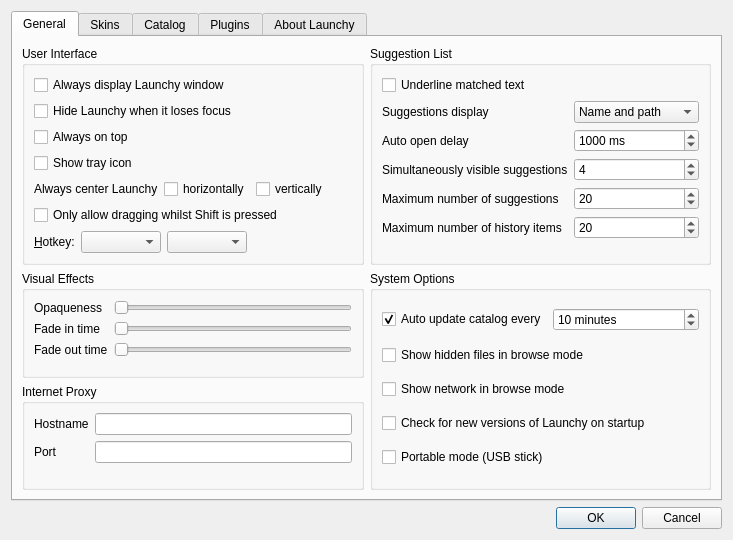
samsonwang/LaunchyQt, file src/options.ui: the form before one commit.
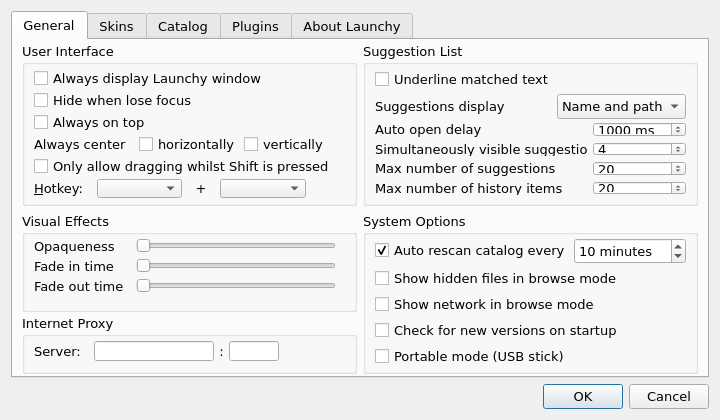
The form after the commit. The open tabs and pages were chosen to show the change. Icons and pictures are not drawn. Custom widgets are drawn as their Qt base class.

Commit message: 1. polish option dialog style 2. do not support old skins (skins with misc.txt) anymore 3. remove useless configure items, tray icon can not be hidden any more

Diff of the .ui file:
```diff
--- a/src/options.ui
+++ b/src/options.ui
@@ -10,8 +10,8 @@
    <rect>
     <x>0</x>
     <y>0</y>
-    <width>733</width>
-    <height>540</height>
+    <width>720</width>
+    <height>420</height>
    </rect>
   </property>
   <property name="sizePolicy">
@@ -20,12 +20,41 @@
     <verstretch>0</verstretch>
    </sizepolicy>
   </property>
+  <property name="minimumSize">
+   <size>
+    <width>720</width>
+    <height>420</height>
+   </size>
+  </property>
+  <property name="maximumSize">
+   <size>
+    <width>720</width>
+    <height>420</height>
+   </size>
+  </property>
+  <property name="font">
+   <font>
+    <family>Verdana</family>
+    <pointsize>10</pointsize>
+   </font>
+  </property>
   <property name="windowTitle">
    <string>Launchy options</string>
   </property>
-  <layout class="QVBoxLayout">
+  <property name="styleSheet">
+   <string notr="true"/>
+  </property>
+  <layout class="QVBoxLayout" name="verticalLayout_5">
    <item>
     <widget class="QTabWidget" name="tabWidget">
+     <property name="enabled">
+      <bool>true</bool>
+     </property>
+     <property name="font">
+      <font>
+       <family>Verdana</family>
+      </font>
+     </property>
      <property name="currentIndex">
       <number>4</number>
      </property>
@@ -33,15 +62,20 @@
       <attribute name="title">
        <string>General</string>
       </attribute>
-      <layout class="QVBoxLayout">
-       <item>
-        <layout class="QHBoxLayout">
-         <item>
-          <layout class="QVBoxLayout">
-           <item>
+      <layout class="QGridLayout" name="gridLayout" rowstretch="10,5" columnstretch="0,0" rowminimumheight="0,0">
+       <property name="topMargin">
+        <number>2</number>
+       </property>
+       <property name="bottomMargin">
+        <number>2</number>
+       </property>
+       <property name="verticalSpacing">
+        <number>6</number>
+       </property>
+       <item row="0" column="0">
             <widget class="QGroupBox" name="groupBox_4">
              <property name="sizePolicy">
-              <sizepolicy hsizetype="Preferred" vsizetype="Minimum">
+          <sizepolicy hsizetype="Minimum" vsizetype="Minimum">
                <horstretch>0</horstretch>
                <verstretch>0</verstretch>
               </sizepolicy>
@@ -52,7 +86,19 @@
              <property name="alignment">
               <set>Qt::AlignLeading|Qt::AlignLeft|Qt::AlignTop</set>
              </property>
-             <layout class="QVBoxLayout">
+         <layout class="QVBoxLayout" stretch="0,0,0,0,0,0">
+          <property name="spacing">
+           <number>3</number>
+          </property>
+          <property name="sizeConstraint">
+           <enum>QLayout::SetDefaultConstraint</enum>
+          </property>
+          <property name="topMargin">
+           <number>3</number>
+          </property>
+          <property name="bottomMargin">
+           <number>5</number>
+          </property>
               <item>
                <widget class="QCheckBox" name="genAlwaysShow">
                 <property name="text">
@@ -63,7 +109,7 @@
               <item>
                <widget class="QCheckBox" name="genHideFocus">
                 <property name="text">
-                 <string>Hide Launchy when it loses focus</string>
+             <string>Hide when lose focus</string>
                 </property>
                </widget>
               </item>
@@ -77,19 +123,15 @@
                 </property>
                </widget>
               </item>
-              <item>
-               <widget class="QCheckBox" name="genShowTrayIcon">
-                <property name="text">
-                 <string>Show tray icon</string>
-                </property>
-               </widget>
-              </item>
               <item>
                <layout class="QHBoxLayout" name="horizontalLayout_2">
+            <property name="spacing">
+             <number>3</number>
+            </property>
                 <item>
                  <widget class="QLabel" name="label_5">
                   <property name="text">
-                   <string>Always center Launchy</string>
+               <string>Always center</string>
                   </property>
                   <property name="buddy">
                    <cstring>genHCenter</cstring>
@@ -110,19 +152,6 @@
                   </property>
                  </widget>
                 </item>
-                <item>
-                 <spacer name="horizontalSpacer_2">
-                  <property name="orientation">
-                   <enum>Qt::Horizontal</enum>
-                  </property>
-                  <property name="sizeHint" stdset="0">
-                   <size>
-                    <width>0</width>
-                    <height>0</height>
-                   </size>
-                  </property>
-                 </spacer>
-                </item>
                </layout>
               </item>
               <item>
@@ -133,11 +162,14 @@
                </widget>
               </item>
               <item>
-               <layout class="QHBoxLayout">
+           <layout class="QHBoxLayout" name="hboxlayout_4">
+            <property name="spacing">
+             <number>9</number>
+            </property>
                 <item>
                  <widget class="QLabel" name="label">
                   <property name="text">
-                   <string>&amp;Hotkey:</string>
+               <string>&amp;Hotkey: </string>
                   </property>
                   <property name="buddy">
                    <cstring>genModifierBox</cstring>
@@ -146,26 +178,63 @@
                 </item>
                 <item>
                  <widget class="QComboBox" name="genModifierBox">
+              <property name="sizePolicy">
+               <sizepolicy hsizetype="Fixed" vsizetype="Fixed">
+                <horstretch>0</horstretch>
+                <verstretch>0</verstretch>
+               </sizepolicy>
+              </property>
                   <property name="minimumSize">
                    <size>
-                    <width>80</width>
+                <width>50</width>
                     <height>0</height>
                    </size>
+              </property>
+              <property name="maximumSize">
+               <size>
+                <width>16777215</width>
+                <height>20</height>
+               </size>
+              </property>
+              <property name="frame">
+               <bool>true</bool>
+              </property>
+             </widget>
+            </item>
+            <item>
+             <widget class="QLabel" name="label_13">
+              <property name="text">
+               <string> + </string>
+              </property>
+              <property name="alignment">
+               <set>Qt::AlignCenter</set>
                   </property>
                  </widget>
                 </item>
                 <item>
                  <widget class="QComboBox" name="genKeyBox">
+              <property name="sizePolicy">
+               <sizepolicy hsizetype="Fixed" vsizetype="Fixed">
+                <horstretch>0</horstretch>
+                <verstretch>0</verstretch>
+               </sizepolicy>
+              </property>
                   <property name="minimumSize">
                    <size>
-                    <width>80</width>
+                <width>50</width>
                     <height>0</height>
                    </size>
                   </property>
+              <property name="maximumSize">
+               <size>
+                <width>16777215</width>
+                <height>20</height>
+               </size>
+              </property>
                  </widget>
                 </item>
                 <item>
-                 <spacer>
+             <spacer name="spacer_3">
                   <property name="orientation">
                    <enum>Qt::Horizontal</enum>
                   </property>
@@ -182,9 +251,7 @@
              </layout>
             </widget>
            </item>
-          </layout>
-         </item>
-         <item>
+       <item row="0" column="1">
           <widget class="QGroupBox" name="groupBox_10">
            <property name="title">
             <string>Suggestion List</string>
@@ -192,7 +259,16 @@
            <property name="alignment">
             <set>Qt::AlignLeading|Qt::AlignLeft|Qt::AlignTop</set>
            </property>
-           <layout class="QVBoxLayout">
+         <layout class="QVBoxLayout" name="verticalLayout_9">
+          <property name="spacing">
+           <number>3</number>
+          </property>
+          <property name="topMargin">
+           <number>3</number>
+          </property>
+          <property name="bottomMargin">
+           <number>5</number>
+          </property>
             <item>
              <widget class="QCheckBox" name="genDecorateText">
               <property name="text">
@@ -201,11 +277,88 @@
              </widget>
             </item>
             <item>
-             <layout class="QFormLayout" name="formLayout_2">
-              <property name="fieldGrowthPolicy">
-               <enum>QFormLayout::AllNonFixedFieldsGrow</enum>
-              </property>
-              <item row="1" column="1">
+           <layout class="QHBoxLayout" name="horizontalLayout_10">
+            <property name="spacing">
+             <number>3</number>
+            </property>
+            <item>
+             <widget class="QLabel" name="label_12">
+              <property name="sizePolicy">
+               <sizepolicy hsizetype="Preferred" vsizetype="Minimum">
+                <horstretch>0</horstretch>
+                <verstretch>0</verstretch>
+               </sizepolicy>
+              </property>
+              <property name="text">
+               <string>Suggestions display</string>
+              </property>
+              <property name="buddy">
+               <cstring>genCondensed</cstring>
+              </property>
+             </widget>
+            </item>
+            <item>
+             <spacer name="horizontalSpacer_2">
+              <property name="orientation">
+               <enum>Qt::Horizontal</enum>
+              </property>
+              <property name="sizeHint" stdset="0">
+               <size>
+                <width>40</width>
+                <height>20</height>
+               </size>
+              </property>
+             </spacer>
+            </item>
+            <item>
+             <widget class="QComboBox" name="genCondensed">
+              <item>
+               <property name="text">
+                <string>Name and path</string>
+               </property>
+              </item>
+              <item>
+               <property name="text">
+                <string>Path only</string>
+               </property>
+              </item>
+              <item>
+               <property name="text">
+                <string>Name only</string>
+               </property>
+              </item>
+             </widget>
+            </item>
+           </layout>
+          </item>
+          <item>
+           <layout class="QGridLayout" name="gridLayout_2">
+            <property name="bottomMargin">
+             <number>3</number>
+            </property>
+            <property name="horizontalSpacing">
+             <number>6</number>
+            </property>
+            <property name="verticalSpacing">
+             <number>5</number>
+            </property>
+            <item row="0" column="0">
+             <widget class="QLabel" name="label_11">
+              <property name="sizePolicy">
+               <sizepolicy hsizetype="Preferred" vsizetype="Preferred">
+                <horstretch>0</horstretch>
+                <verstretch>0</verstretch>
+               </sizepolicy>
+              </property>
+              <property name="text">
+               <string>Auto open delay</string>
+              </property>
+              <property name="buddy">
+               <cstring>genAutoSuggestDelay</cstring>
+              </property>
+             </widget>
+            </item>
+            <item row="0" column="1">
                <widget class="QSpinBox" name="genAutoSuggestDelay">
                 <property name="suffix">
                  <string> ms</string>
@@ -221,49 +374,7 @@
                 </property>
                </widget>
               </item>
-              <item row="2" column="1">
-               <widget class="QSpinBox" name="genMaxViewable">
-                <property name="minimum">
-                 <number>1</number>
-                </property>
-                <property name="maximum">
-                 <number>999</number>
-                </property>
-                <property name="value">
-                 <number>4</number>
-                </property>
-               </widget>
-              </item>
-              <item row="3" column="1">
-               <widget class="QSpinBox" name="genNumResults">
-                <property name="minimum">
-                 <number>1</number>
-                </property>
-                <property name="maximum">
-                 <number>9999</number>
-                </property>
-                <property name="value">
-                 <number>20</number>
-                </property>
-               </widget>
-              </item>
               <item row="1" column="0">
-               <widget class="QLabel" name="label_11">
-                <property name="sizePolicy">
-                 <sizepolicy hsizetype="Preferred" vsizetype="Preferred">
-                  <horstretch>0</horstretch>
-                  <verstretch>0</verstretch>
-                 </sizepolicy>
-                </property>
-                <property name="text">
-                 <string>Auto open delay</string>
-                </property>
-                <property name="buddy">
-                 <cstring>genAutoSuggestDelay</cstring>
-                </property>
-               </widget>
-              </item>
-              <item row="2" column="0">
                <widget class="QLabel" name="label_9">
                 <property name="text">
                  <string>Simultaneously visible suggestions</string>
@@ -273,27 +384,53 @@
                 </property>
                </widget>
               </item>
-              <item row="3" column="0">
+            <item row="1" column="1">
+             <widget class="QSpinBox" name="genMaxViewable">
+              <property name="minimum">
+               <number>1</number>
+              </property>
+              <property name="maximum">
+               <number>999</number>
+              </property>
+              <property name="value">
+               <number>4</number>
+              </property>
+             </widget>
+            </item>
+            <item row="2" column="0">
                <widget class="QLabel" name="label_8">
                 <property name="text">
-                 <string>Maximum number of suggestions</string>
+               <string>Max number of suggestions</string>
                 </property>
                 <property name="buddy">
                  <cstring>genNumResults</cstring>
                 </property>
                </widget>
               </item>
-              <item row="4" column="0">
+            <item row="2" column="1">
+             <widget class="QSpinBox" name="genNumResults">
+              <property name="minimum">
+               <number>1</number>
+              </property>
+              <property name="maximum">
+               <number>9999</number>
+              </property>
+              <property name="value">
+               <number>20</number>
+              </property>
+             </widget>
+            </item>
+            <item row="3" column="0">
                <widget class="QLabel" name="label_7">
                 <property name="text">
-                 <string>Maximum number of history items</string>
+               <string>Max number of history items</string>
                 </property>
                 <property name="buddy">
                  <cstring>genNumHistory</cstring>
                 </property>
                </widget>
               </item>
-              <item row="4" column="1">
+            <item row="3" column="1">
                <widget class="QSpinBox" name="genNumHistory">
                 <property name="maximum">
                  <number>999</number>
@@ -303,59 +440,16 @@
                 </property>
                </widget>
               </item>
-              <item row="0" column="1">
-               <widget class="QComboBox" name="genCondensed">
-                <item>
-                 <property name="text">
-                  <string>Name and path</string>
-                 </property>
-                </item>
-                <item>
-                 <property name="text">
-                  <string>Path only</string>
-                 </property>
-                </item>
-                <item>
-                 <property name="text">
-                  <string>Name only</string>
-                 </property>
-                </item>
-               </widget>
-              </item>
-              <item row="0" column="0">
-               <widget class="QLabel" name="label_12">
-                <property name="text">
-                 <string>Suggestions display</string>
-                </property>
-                <property name="buddy">
-                 <cstring>genCondensed</cstring>
-                </property>
-               </widget>
-              </item>
-             </layout>
-            </item>
-            <item>
-             <spacer name="horizontalSpacer">
-              <property name="orientation">
-               <enum>Qt::Horizontal</enum>
-              </property>
-              <property name="sizeHint" stdset="0">
-               <size>
-                <width>40</width>
-                <height>0</height>
-               </size>
-              </property>
-             </spacer>
-            </item>
+           </layout>
+          </item>
            </layout>
           </widget>
          </item>
-        </layout>
-       </item>
-       <item>
-        <layout class="QHBoxLayout" name="horizontalLayout_4">
-         <item>
-          <layout class="QVBoxLayout" name="verticalLayout_6">
+       <item row="1" column="0">
+        <layout class="QVBoxLayout" name="verticalLayout_4" stretch="5,3">
+         <property name="spacing">
+          <number>2</number>
+         </property>
            <item>
             <widget class="QGroupBox" name="groupBox_11">
              <property name="sizePolicy">
@@ -368,11 +462,29 @@
               <string>Visual Effects</string>
              </property>
              <layout class="QVBoxLayout" name="_14">
+            <property name="spacing">
+             <number>3</number>
+            </property>
+            <property name="topMargin">
+             <number>3</number>
+            </property>
+            <property name="bottomMargin">
+             <number>6</number>
+            </property>
               <item>
                <layout class="QFormLayout" name="formLayout_3">
                 <property name="fieldGrowthPolicy">
                  <enum>QFormLayout::AllNonFixedFieldsGrow</enum>
                 </property>
+              <property name="horizontalSpacing">
+               <number>12</number>
+              </property>
+              <property name="verticalSpacing">
+               <number>3</number>
+              </property>
+              <property name="rightMargin">
+               <number>9</number>
+              </property>
                 <item row="0" column="0">
                  <widget class="QLabel" name="label_6">
                   <property name="text">
@@ -385,6 +497,12 @@
                 </item>
                 <item row="0" column="1">
                  <widget class="QSlider" name="genOpaqueness">
+                <property name="sizePolicy">
+                 <sizepolicy hsizetype="Preferred" vsizetype="Fixed">
+                  <horstretch>0</horstretch>
+                  <verstretch>0</verstretch>
+                 </sizepolicy>
+                </property>
                   <property name="maximum">
                    <number>100</number>
                   </property>
@@ -450,7 +568,7 @@
            <item>
             <widget class="QGroupBox" name="groupBox_12">
              <property name="sizePolicy">
-              <sizepolicy hsizetype="Minimum" vsizetype="Preferred">
+            <sizepolicy hsizetype="Minimum" vsizetype="Minimum">
                <horstretch>0</horstretch>
                <verstretch>0</verstretch>
               </sizepolicy>
@@ -458,37 +576,71 @@
              <property name="title">
               <string>Internet Proxy</string>
              </property>
-             <layout class="QVBoxLayout" name="_15">
+           <layout class="QVBoxLayout" name="verticalLayout_2">
+            <property name="spacing">
+             <number>3</number>
+            </property>
+            <property name="topMargin">
+             <number>3</number>
+            </property>
+            <property name="bottomMargin">
+             <number>9</number>
+            </property>
               <item>
-               <layout class="QFormLayout" name="formLayout_4">
-                <property name="fieldGrowthPolicy">
-                 <enum>QFormLayout::AllNonFixedFieldsGrow</enum>
-                </property>
-                <item row="0" column="0">
+             <layout class="QHBoxLayout" name="horizontalLayout_3">
+              <property name="spacing">
+               <number>5</number>
+              </property>
+              <item>
                  <widget class="QLabel" name="label_24">
                   <property name="text">
-                   <string>Hostname</string>
+                 <string>Server:  </string>
                   </property>
                   <property name="buddy">
                    <cstring>genProxyHostname</cstring>
                   </property>
                  </widget>
                 </item>
-                <item row="0" column="1">
-                 <widget class="QLineEdit" name="genProxyHostname"/>
-                </item>
-                <item row="1" column="0">
-                 <widget class="QLabel" name="label_25">
+              <item>
+               <widget class="QLineEdit" name="genProxyHostname">
+                <property name="sizePolicy">
+                 <sizepolicy hsizetype="Preferred" vsizetype="Fixed">
+                  <horstretch>0</horstretch>
+                  <verstretch>0</verstretch>
+                 </sizepolicy>
+                </property>
+                <property name="maximumSize">
+                 <size>
+                  <width>120</width>
+                  <height>20</height>
+                 </size>
+                </property>
+               </widget>
+              </item>
+              <item>
+               <widget class="QLabel" name="label_2">
                   <property name="text">
-                   <string>Port</string>
-                  </property>
-                  <property name="buddy">
-                   <cstring>genProxyPort</cstring>
+                 <string>:</string>
+                </property>
+                <property name="alignment">
+                 <set>Qt::AlignCenter</set>
                   </property>
                  </widget>
                 </item>
-                <item row="1" column="1">
+              <item>
                  <widget class="QLineEdit" name="genProxyPort">
+                <property name="sizePolicy">
+                 <sizepolicy hsizetype="Fixed" vsizetype="Fixed">
+                  <horstretch>0</horstretch>
+                  <verstretch>0</verstretch>
+                 </sizepolicy>
+                </property>
+                <property name="maximumSize">
+                 <size>
+                  <width>50</width>
+                  <height>20</height>
+                 </size>
+                </property>
                   <property name="inputMask">
                    <string/>
                   </property>
@@ -497,14 +649,27 @@
                   </property>
                  </widget>
                 </item>
-               </layout>
-              </item>
-             </layout>
-            </widget>
-           </item>
-          </layout>
-         </item>
          <item>
+               <spacer name="horizontalSpacer">
+                <property name="orientation">
+                 <enum>Qt::Horizontal</enum>
+                </property>
+                <property name="sizeHint" stdset="0">
+                 <size>
+                  <width>40</width>
+                  <height>20</height>
+                 </size>
+                </property>
+               </spacer>
+              </item>
+             </layout>
+            </item>
+           </layout>
+          </widget>
+         </item>
+        </layout>
+       </item>
+       <item row="1" column="1">
           <widget class="QGroupBox" name="groupBox_6">
            <property name="sizePolicy">
             <sizepolicy hsizetype="Preferred" vsizetype="Minimum">
@@ -515,13 +680,22 @@
            <property name="title">
             <string>System Options</string>
            </property>
-           <layout class="QVBoxLayout">
+         <layout class="QVBoxLayout" name="verticalLayout_3">
+          <property name="spacing">
+           <number>3</number>
+          </property>
+          <property name="topMargin">
+           <number>3</number>
+          </property>
+          <property name="bottomMargin">
+           <number>3</number>
+          </property>
             <item>
-             <layout class="QHBoxLayout">
+           <layout class="QHBoxLayout" name="horizontalLayout_4">
               <item>
                <widget class="QCheckBox" name="genUpdateCatalog">
                 <property name="text">
-                 <string>Auto update catalog every</string>
+               <string>Auto rescan catalog every</string>
                 </property>
                 <property name="checked">
                  <bool>true</bool>
@@ -578,7 +752,7 @@
             <item>
              <widget class="QCheckBox" name="genUpdateCheck">
               <property name="text">
-               <string>Check for new versions of Launchy on startup</string>
+             <string>Check for new versions on startup</string>
               </property>
              </widget>
             </item>
@@ -589,23 +763,8 @@
               </property>
              </widget>
             </item>
-            <item>
-             <spacer>
-              <property name="orientation">
-               <enum>Qt::Horizontal</enum>
-              </property>
-              <property name="sizeHint" stdset="0">
-               <size>
-                <width>31</width>
-                <height>0</height>
-               </size>
-              </property>
-             </spacer>
-            </item>
-           </layout>
-          </widget>
-         </item>
-        </layout>
+         </layout>
+        </widget>
        </item>
       </layout>
      </widget>
@@ -730,7 +889,7 @@
              <property name="title">
               <string>Directories</string>
              </property>
-             <layout class="QVBoxLayout">
+           <layout class="QVBoxLayout" name="verticalLayout_6">
               <item>
                <widget class="DropListWidget" name="catDirectories"/>
               </item>
@@ -875,7 +1034,7 @@
              </widget>
             </item>
             <item>
-             <layout class="QHBoxLayout">
+           <layout class="QHBoxLayout" name="hboxlayout">
               <item>
                <widget class="QLabel" name="label_10">
                 <property name="text">
@@ -1021,18 +1180,7 @@
       <attribute name="title">
        <string>About Launchy</string>
       </attribute>
-      <layout class="QVBoxLayout" name="verticalLayout">
-       <item>
-        <layout class="QGridLayout" name="gridLayout_2" columnstretch="0">
-         <property name="leftMargin">
-          <number>40</number>
-         </property>
-         <property name="rightMargin">
-          <number>40</number>
-         </property>
-         <property name="verticalSpacing">
-          <number>22</number>
-         </property>
+      <layout class="QGridLayout" name="gridLayout_3">
          <item row="0" column="0">
           <widget class="QLabel" name="icon">
            <property name="frameShadow">
@@ -1143,56 +1291,10 @@
            </property>
           </widget>
          </item>
-         <item row="2" column="0">
-          <widget class="QLabel" name="aboutText">
-           <property name="minimumSize">
-            <size>
-             <width>481</width>
-             <height>48</height>
-            </size>
-           </property>
-           <property name="font">
-            <font>
-             <family>Verdana</family>
-            </font>
-           </property>
-           <property name="text">
-            <string>&lt;!DOCTYPE HTML PUBLIC &quot;-//W3C//DTD HTML 4.0//EN&quot; &quot;http://www.w3.org/TR/REC-html40/strict.dtd&quot;&gt;
-&lt;html&gt;&lt;head&gt;&lt;meta name=&quot;qrichtext&quot; content=&quot;1&quot; /&gt;&lt;style type=&quot;text/css&quot;&gt;
-p, li { white-space: pre-wrap; }
-&lt;/style&gt;&lt;/head&gt;&lt;body style=&quot; font-family:'Verdana'; font-size:9pt; font-weight:400; font-style:normal;&quot;&gt;
-&lt;p align=&quot;center&quot; style=&quot; margin-top:0px; margin-bottom:0px; margin-left:0px; margin-right:0px; -qt-block-indent:0; text-indent:0px;&quot;&gt;I have been using Launchy for years, and found that this project has not been updated for long. I love this tool and want to reactivate this project.&lt;/p&gt;
-&lt;p align=&quot;center&quot; style=&quot; margin-top:0px; margin-bottom:0px; margin-left:0px; margin-right:0px; -qt-block-indent:0; text-indent:0px;&quot;&gt;I greatly enjoy developing Launchy, and I hope that you enjoy using it. &lt;/p&gt;&lt;/body&gt;&lt;/html&gt;</string>
-           </property>
-           <property name="wordWrap">
-            <bool>true</bool>
-           </property>
-           <property name="openExternalLinks">
-            <bool>true</bool>
-           </property>
-          </widget>
-         </item>
-         <item row="5" column="0">
-          <spacer name="verticalSpacer">
-           <property name="orientation">
-            <enum>Qt::Vertical</enum>
-           </property>
-           <property name="sizeHint" stdset="0">
-            <size>
-             <width>20</width>
-             <height>40</height>
-            </size>
-           </property>
-          </spacer>
-         </item>
-        </layout>
-       </item>
-      </layout>
+      </layout>
      </widget>
     </widget>
    </item>
-   <item>
-    <layout class="QHBoxLayout">
      <item>
       <widget class="QDialogButtonBox" name="buttonBox">
        <property name="orientation">
@@ -1204,8 +1306,6 @@
       </widget>
      </item>
     </layout>
-   </item>
-  </layout>
  </widget>
  <customwidgets>
   <customwidget>
```
Left out of the diff: 209 changed lines with no effect on the pictures. Lines whose indentation alone changed are shown as unchanged. The commit also changes 4 other files.
